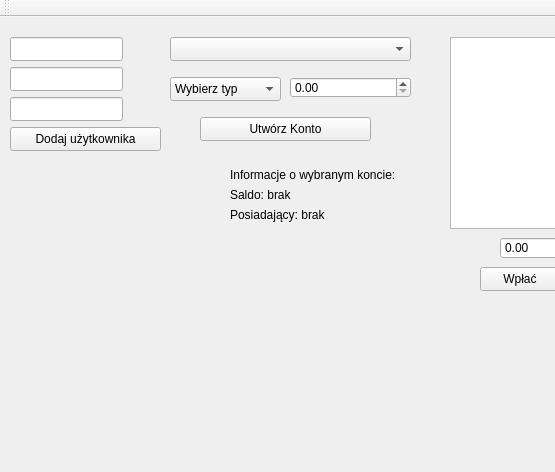
The window that MiniBankGUI/MiniBankGUI.ui (ZuziakF/MiniBank) describes before a commit, drawn with Qt 5; both pictures show x 0 to 555 and y 0 to 472 of the 798 by 472 pixel window.
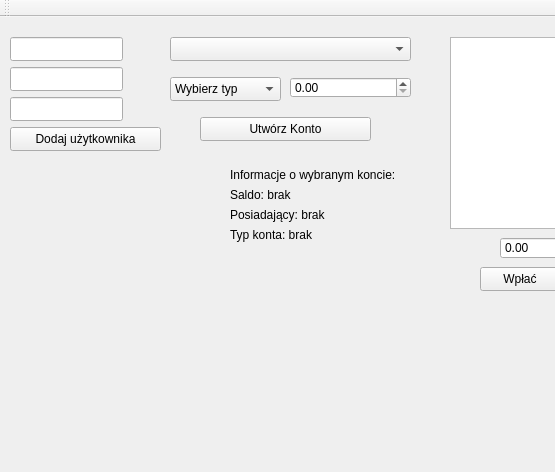
The same window after the commit.

Commit message: Finalization of the project

```diff
--- a/MiniBankGUI/MiniBankGUI.ui
+++ b/MiniBankGUI/MiniBankGUI.ui
@@ -209,6 +209,19 @@
      <string>Posiadający: brak</string>
     </property>
    </widget>
+   <widget class="QLabel" name="LabelAccountType">
+    <property name="geometry">
+     <rect>
+      <x>230</x>
+      <y>210</y>
+      <width>171</width>
+      <height>16</height>
+     </rect>
+    </property>
+    <property name="text">
+     <string>Typ konta: brak</string>
+    </property>
+   </widget>
   </widget>
   <widget class="QMenuBar" name="menuBar">
    <property name="geometry">
```
The commit also changes 1 other file.
